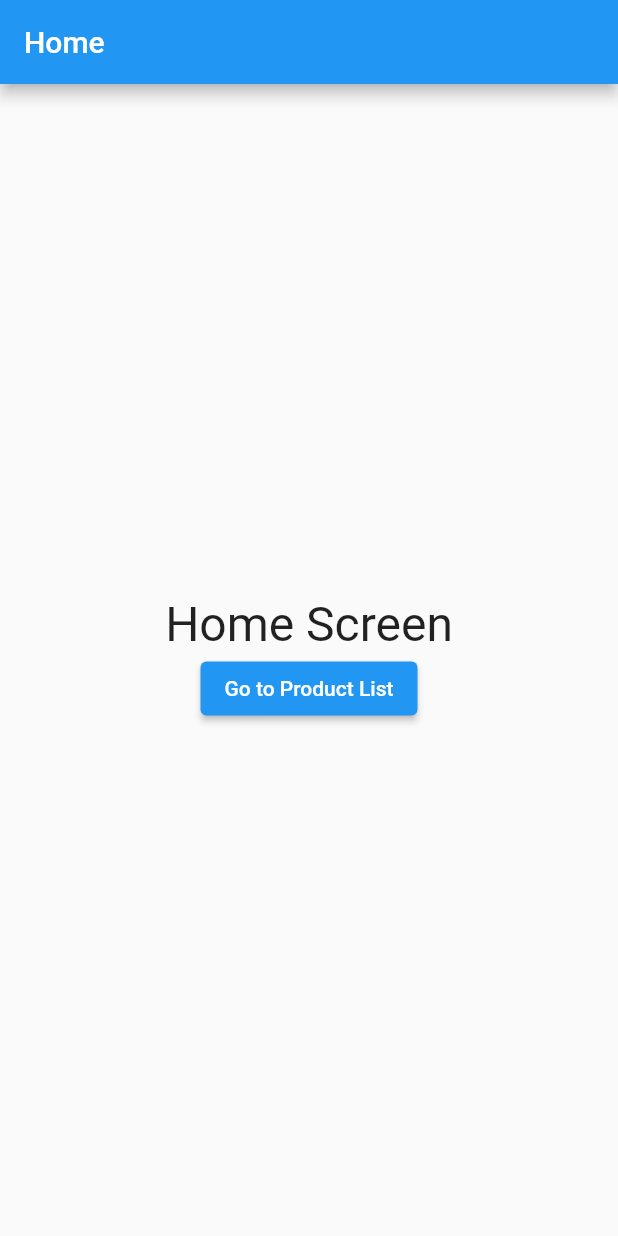
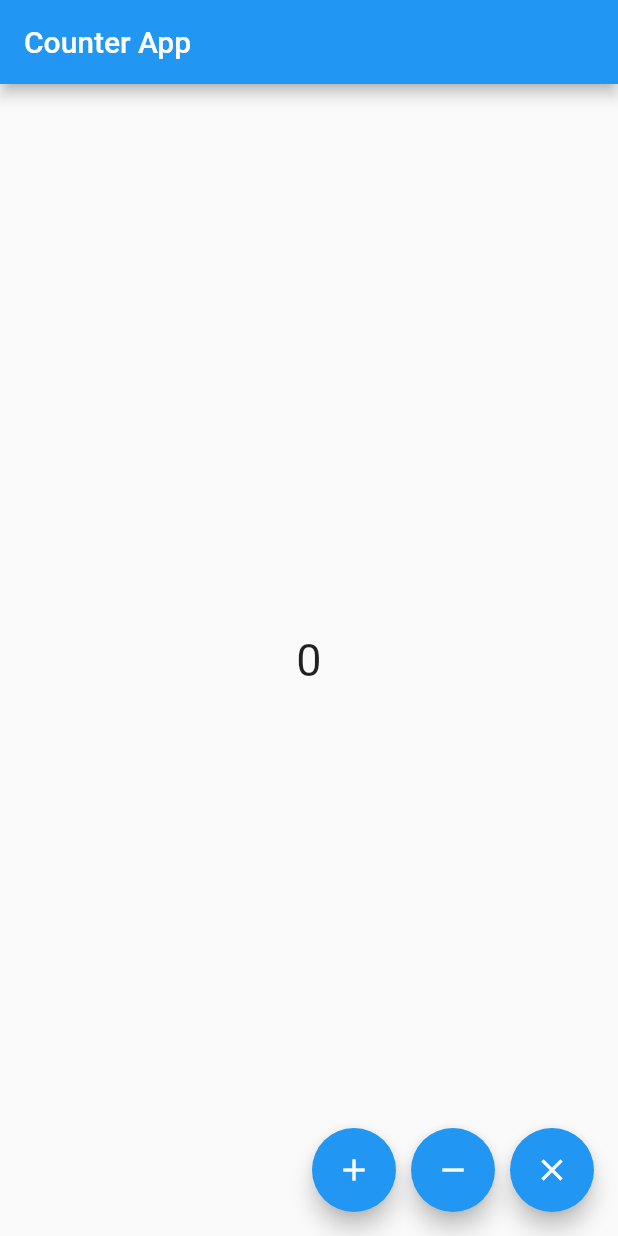
Before and after one commit to marufhasanmitul/assignment, a Flutter app: the screen it shows after launch, on a phone screen of 412 x 824 dp. Run offline on Flutter 3.47's test engine with Material 2 defaults, Android fonts, the phone set to English and light mode, and no system bars.

```diff
--- a/lib/home_screen.dart
+++ /dev/null
@@ -1,37 +0,0 @@
-import 'package:flutter/cupertino.dart';
-import 'package:flutter/material.dart';
-import 'product_list.dart';
-
-
-class HomeScreen extends StatefulWidget {
-  const HomeScreen({Key? key}) : super(key: key);
-
-  @override
-  State<HomeScreen> createState() => _HomeScreenState();
-}
-
-class _HomeScreenState extends State<HomeScreen> {
-  @override
-  Widget build(BuildContext context) {
-    return Scaffold(
-      appBar: AppBar(
-        title: const Text('Home'),
-      ),
-      body:
-      Center(
-          child: Column(
-            mainAxisAlignment: MainAxisAlignment.center,
-            children: [
-              const Text('Home Screen',style: TextStyle(fontSize: 32),),
-              ElevatedButton(
-                  onPressed: (){
-                    Navigator.push(context, MaterialPageRoute(builder: (_) =>ProductList()));
-                  },
-                child:const Text('Go to Product List'),
-              ),
-            ],
-          )
-      ),
-    );
-  }
-}
--- a/lib/main.dart
+++ b/lib/main.dart
@@ -1,18 +1,76 @@
-import 'package:assignment/product_list.dart';
+import 'package:flutter/cupertino.dart';
 import 'package:flutter/material.dart';
-import 'home_screen.dart';
 
-void main(){
+void main() {
   runApp(const myApp());
 }
-class myApp extends StatelessWidget{
+
+class myApp extends StatelessWidget {
   const myApp({super.key});
 
   @override
   Widget build(BuildContext context) {
-    return const MaterialApp(
+    return MaterialApp(
       debugShowCheckedModeBanner: false,
-      home: HomeScreen(),
+      home: HomePage(),
     );
   }
 }
+
+class HomePage extends StatefulWidget {
+  @override
+  State<StatefulWidget> createState() {
+    return HomepageUI();
+  }
+}
+
+class HomepageUI extends State<HomePage> {
+  int countNumber = 0;
+
+  @override
+  Widget build(BuildContext context) {
+    return Scaffold(
+      appBar: AppBar(
+        title: Text('Counter App'),
+      ),
+      body: Center(
+        child: Text(
+          countNumber.toString(),
+          style: TextStyle(fontSize: 30),
+        ),
+      ),
+      floatingActionButton: Row(
+        mainAxisAlignment: MainAxisAlignment.end,
+        children: [
+          FloatingActionButton(
+            onPressed: () {
+              countNumber = countNumber + 1;
+              setState(() {});
+            },
+            child: Icon(Icons.add),
+          ),
+          SizedBox(
+            width: 10,
+          ),
+          FloatingActionButton(
+            onPressed: () {
+              countNumber = countNumber - 1;
+              setState(() {});
+            },
+            child: Icon(Icons.remove),
+          ),
+          SizedBox(
+            width: 10,
+          ),
+          FloatingActionButton(
+            onPressed: () {
+              countNumber = 0;
+              setState(() {});
+            },
+            child: Icon(Icons.clear),
+          ),
+        ],
+      ),
+    );
+  }
+}
```
Also changed, not shown: lib/product_deatils.dart (deleted, +0 -27 lines), lib/product_list.dart (deleted, +0 -36 lines), lib/user_list.dart (deleted, +0 -55 lines).
